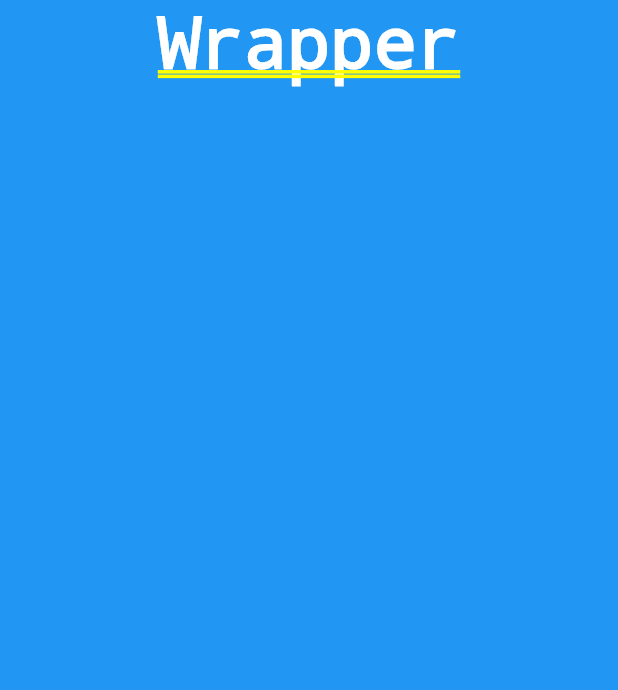
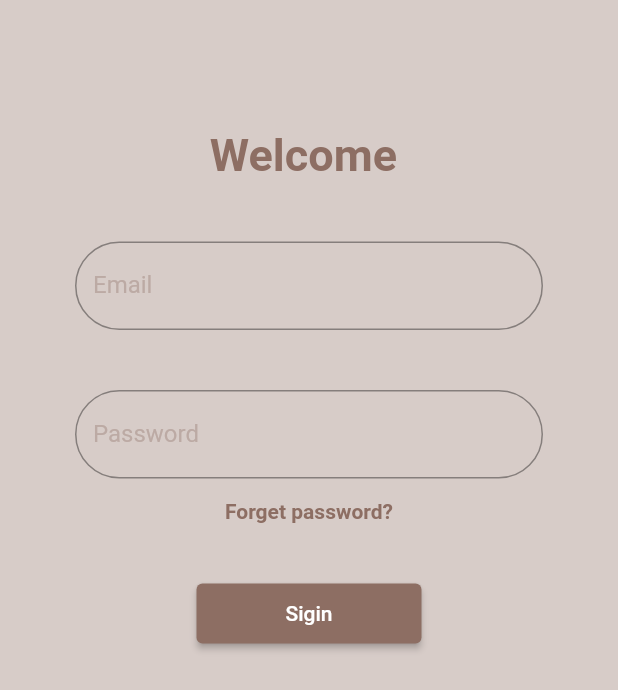
Before and after one commit to puskottampandey/SIgn-in-project, a Flutter app: the screen it shows after launch, on a phone screen of 412 x 824 dp. Shown: the top 690 px of the screen. Run offline on Flutter 3.47's test engine with Material 2 defaults, Android fonts, the phone set to English and light mode, and no system bars; our stand-ins replace firebase_auth, firebase_core; accounts and stored records are empty.

Commit message:
style added

```diff
--- a/lib/authenticate/authenticate.dart
+++ b/lib/authenticate/authenticate.dart
@@ -1,4 +1,5 @@
 import 'package:flutter/material.dart';
+import 'package:signin/authenticate/sign_in.dart';
 
 class Authenticate extends StatefulWidget {
   const Authenticate({Key? key}) : super(key: key);
@@ -11,7 +12,7 @@ class _AuthenticateState extends State<Authenticate> {
   @override
   Widget build(BuildContext context) {
     return Container(
-      child: const Text("authenticate"),
+      child: const SignIn(),
     );
   }
 }
--- /dev/null
+++ b/lib/authenticate/sign_in.dart
@@ -0,0 +1,110 @@
+import 'package:flutter/material.dart';
+import 'package:signin/home/home.dart';
+import 'package:signin/services/auth.dart';
+
+class SignIn extends StatefulWidget {
+  const SignIn({super.key});
+
+  @override
+  State<SignIn> createState() => _SignInState();
+}
+
+class _SignInState extends State<SignIn> {
+  String email = "";
+  String password = "";
+  @override
+  Widget build(BuildContext context) {
+    return Scaffold(
+      backgroundColor: Colors.brown.shade100,
+      appBar: AppBar(
+        backgroundColor: Colors.brown.shade100,
+        elevation: 0.0,
+      ),
+      body: Container(
+        padding: const EdgeInsets.symmetric(vertical: 30, horizontal: 50),
+        child: Form(
+          child: Column(
+            children: [
+              Text(
+                "Welcome ",
+                style: TextStyle(
+                    fontWeight: FontWeight.bold,
+                    color: Colors.brown.shade400,
+                    fontSize: 30),
+              ),
+              const SizedBox(height: 40),
+              TextFormField(
+                cursorColor: Colors.brown.shade800,
+                cursorHeight: 30,
+                decoration: InputDecoration(
+                  focusedBorder: OutlineInputBorder(
+                      borderRadius: BorderRadius.circular(32),
+                      borderSide: BorderSide(color: Colors.brown.shade800)),
+                  floatingLabelStyle: TextStyle(color: Colors.brown.shade800),
+                  labelStyle: TextStyle(color: Colors.brown.shade200),
+                  labelText: "Email",
+                  border: OutlineInputBorder(
+                      borderSide: BorderSide(
+                        color: (Colors.brown.shade400),
+                      ),
+                      borderRadius: BorderRadius.circular(32)),
+                ),
+                onChanged: (val) {
+                  setState(() => email = val);
+                },
+              ),
+              const SizedBox(
+                height: 40.0,
+              ),
+              TextFormField(
+                cursorHeight: 30,
+                cursorColor: Colors.brown.shade400,
+                obscureText: true,
+                decoration: InputDecoration(
+                  focusedBorder: OutlineInputBorder(
+                      borderRadius: BorderRadius.circular(32),
+                      borderSide: BorderSide(color: Colors.brown.shade800)),
+                  floatingLabelStyle: TextStyle(color: Colors.brown.shade800),
+                  labelText: "Password",
+                  labelStyle: TextStyle(color: Colors.brown.shade200),
+                  border: OutlineInputBorder(
+                      borderRadius: BorderRadius.circular(32)),
+                ),
+                onChanged: (val) {
+                  setState(() => password = val);
+                },
+              ),
+              const Padding(padding: EdgeInsets.all(7)),
+              Text(
+                "Forget password?",
+                style: TextStyle(
+                    fontWeight: FontWeight.bold, color: Colors.brown.shade400),
+              ),
+              const Padding(padding: EdgeInsets.all(20)),
+              SizedBox(
+                width: 150,
+                height: 40,
+                child: ElevatedButton(
+                  style: ButtonStyle(
+                    backgroundColor:
+                        MaterialStateProperty.all<Color>(Colors.brown.shade400),
+                  ),
+                  onPressed: () async {},
+                  child: const Text("Sigin"),
+                ),
+              )
+            ],
+          ),
+        ),
+      ),
+    );
+  }
+}
+/*style: ButtonStyle(
+  shape: MaterialStateProperty.all<RoundedRectangleBorder>(
+    RoundedRectangleBorder(
+      borderRadius: BorderRadius.circular(18.0),
+      side: BorderSide(color: Colors.red)
+    )
+  )
+)*/
--- a/lib/main.dart
+++ b/lib/main.dart
@@ -1,7 +1,10 @@
 import 'package:flutter/material.dart';
 import 'package:signin/screen/wrapper.dart';
+import 'package:firebase_core/firebase_core.dart';
 
-void main() {
+Future<void> main() async {
+  WidgetsFlutterBinding.ensureInitialized();
+  await Firebase.initializeApp();
   runApp(const MyApp());
 }
 
@@ -12,6 +15,7 @@ class MyApp extends StatelessWidget {
   @override
   Widget build(BuildContext context) {
     return const MaterialApp(
+      debugShowCheckedModeBanner: false,
       home: Wrapper(),
     );
   }
--- /dev/null
+++ b/lib/models/user.dart
@@ -0,0 +1,6 @@
+import 'package:flutter/material.dart';
+
+class Users {
+  final String? uid;
+  Users({this.uid});
+}
--- a/lib/screen/wrapper.dart
+++ b/lib/screen/wrapper.dart
@@ -1,4 +1,5 @@
 import 'package:flutter/material.dart';
+import 'package:signin/authenticate/authenticate.dart';
 
 class Wrapper extends StatelessWidget {
   const Wrapper({Key? key}) : super(key: key);
@@ -6,21 +7,6 @@ class Wrapper extends StatelessWidget {
   @override
   Widget build(BuildContext context) {
     // return either home or authenticate widget
-    return SizedBox(
-      height: 10,
-      child: Container(
-        color: Colors.blue,
-        child: ListView(
-          children: const [
-            Center(
-              child: Text(
-                "Wrapper",
-                style: TextStyle(color: Colors.white),
-              ),
-            )
-          ],
-        ),
-      ),
-    );
+    return const Authenticate();
   }
 }
--- a/pubspec.yaml
+++ b/pubspec.yaml
@@ -33,8 +33,9 @@ dependencies:
   # The following adds the Cupertino Icons font to your application.
   # Use with the CupertinoIcons class for iOS style icons.
   cupertino_icons: ^1.0.5
-  firebase_auth: ^3.6.4
-  cloud_firestore: ^3.4.5
+  firebase_auth: any
+  cloud_firestore: any
+  firebase_core: any
 
 dev_dependencies:
   flutter_test:
```
Also changed, not shown: lib/authenticate/register.dart (added, +15 -0 lines), lib/services/auth.dart (+22 -0 lines), pubspec.lock, 3 other files.
